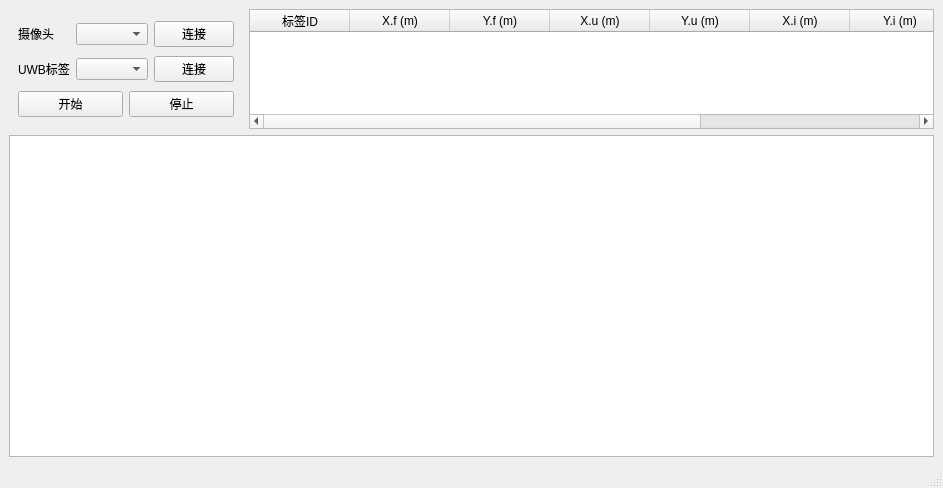
lankeren977/RTLS, file mainwindow.ui: the form before one commit.
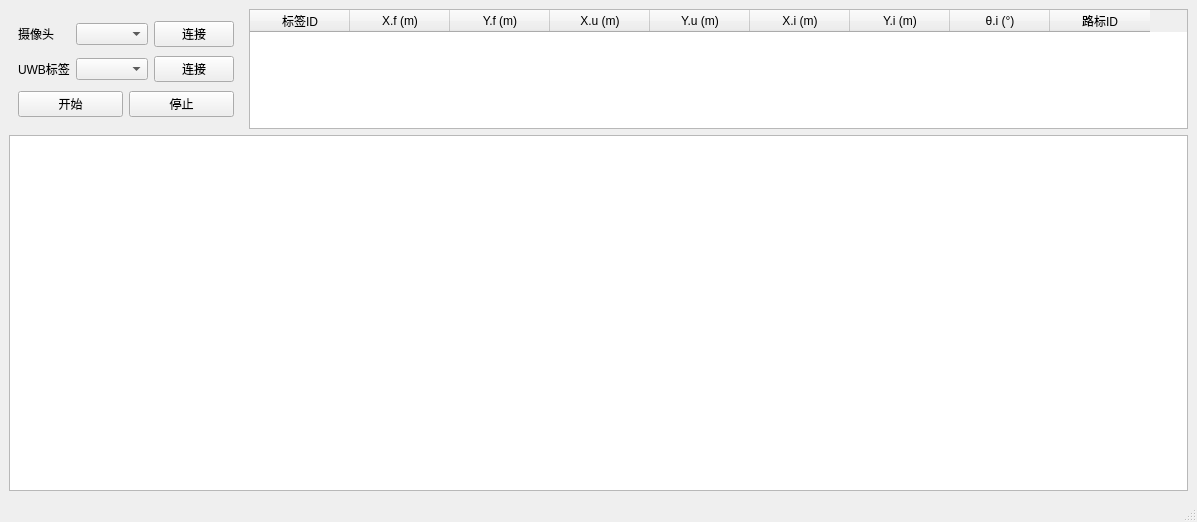
The form after the commit.

The edit to the form file:
```diff
--- a/mainwindow.ui
+++ b/mainwindow.ui
@@ -6,8 +6,8 @@
    <rect>
     <x>0</x>
     <y>0</y>
-    <width>943</width>
-    <height>488</height>
+    <width>1197</width>
+    <height>522</height>
    </rect>
   </property>
   <property name="windowTitle">
@@ -95,7 +95,7 @@
      <widget class="QTableWidget" name="tableWidget">
       <property name="maximumSize">
        <size>
-        <width>800</width>
+        <width>1000</width>
         <height>120</height>
        </size>
       </property>
```
Left out of the diff: 8 changed lines with no effect on the pictures.
